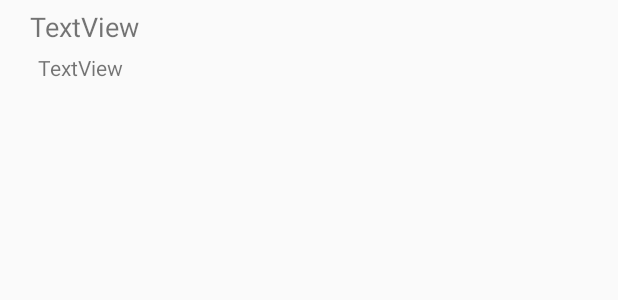
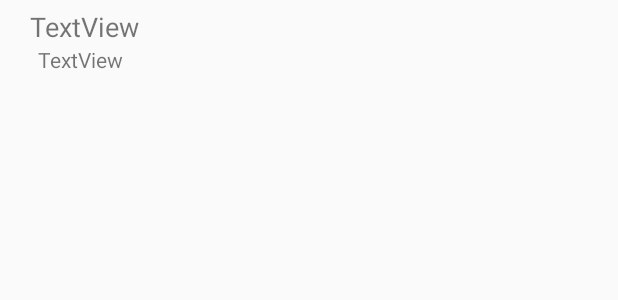
Before and after one commit to grizzythesnowman/MeshNetApp, an Android app: the layout list_item_node.xml on its own in the app's theme, with its tools: preview values and no code run, on a phone screen of 412 x 824 dp. Shown: the top 300 px of the screen. Run offline under Robolectric (Android 15) with nearby library versions, the phone set to English and light mode, and no system bars.

Commit message:
adjusted some paddings

```diff
--- a/app/src/main/res/layout/list_item_node.xml
+++ b/app/src/main/res/layout/list_item_node.xml
@@ -1,7 +1,10 @@
 <?xml version="1.0" encoding="utf-8"?>
 <LinearLayout xmlns:android="http://schemas.android.com/apk/res/android"
     android:orientation="vertical" android:layout_width="match_parent"
-    android:layout_height="match_parent">
+    android:layout_height="match_parent"
+    android:paddingTop="5dp"
+    android:paddingBottom="5dp">
+
 
     <TextView
         android:id="@+id/title"
@@ -9,9 +12,7 @@
         android:layout_height="wrap_content"
         android:text="TextView"
         android:textSize="18dp"
-        android:layout_marginLeft="20dp"
-        android:layout_marginTop="5dp"
-        android:layout_marginBottom="5dp"/>
+        android:layout_marginLeft="20dp"/>
 
     <TextView
         android:id="@+id/subtitle"
```
